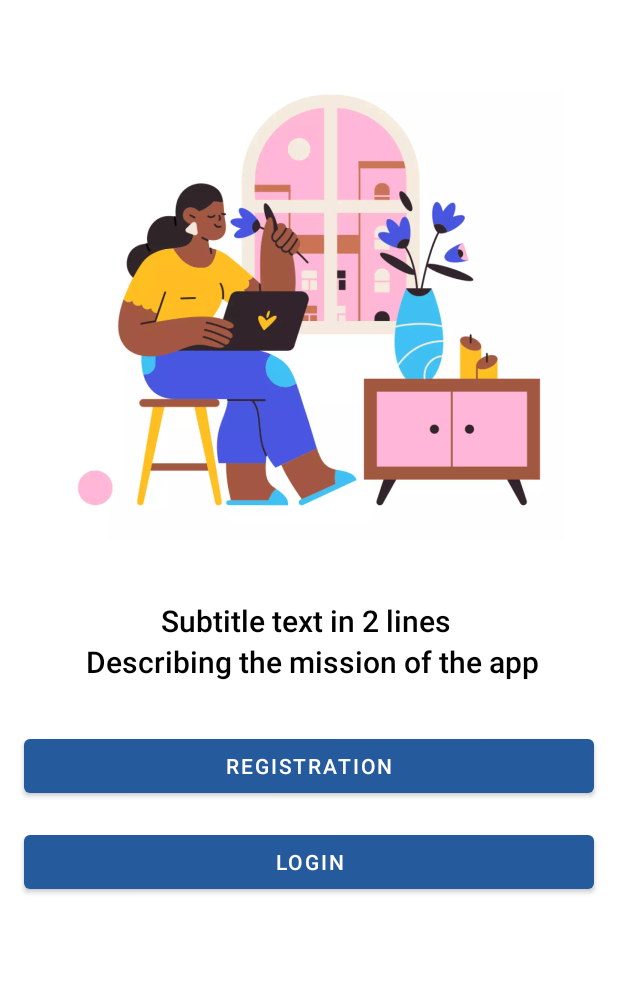
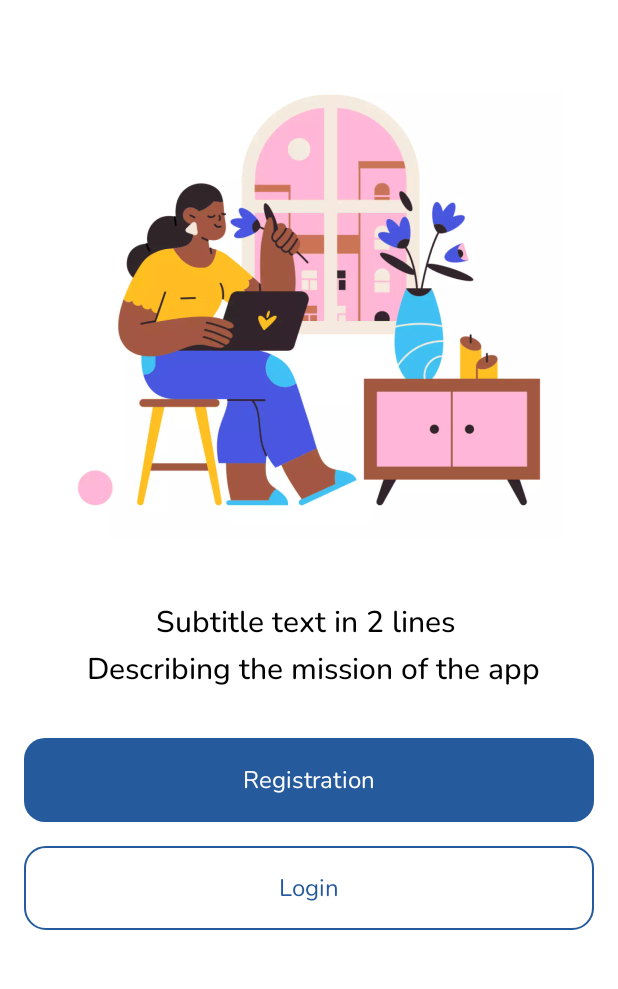
Before and after one commit to VolodymyrTabarkevych/longholder, an Android app: the screen it shows after launch (MainActivity), on a phone screen of 412 x 824 dp, the part 144-1133 px from its top. Run offline under Robolectric (Android 15) with nearby library versions, the phone set to English and light mode, and no system bars; our stand-ins replace Dagger/Hilt's generated code; libraries missing offline, so code that uses them is left out: by.kirich1409.viewbindingdelegate; 3 statements that could not run were skipped.

Commit message:
update welcome screen with new widgets and fonts

```diff
--- a/app/src/main/java/com/traday/longholder/presentation/welcome/WelcomeFragment.kt
+++ b/app/src/main/java/com/traday/longholder/presentation/welcome/WelcomeFragment.kt
@@ -2,24 +2,20 @@ package com.traday.longholder.presentation.welcome
 
 import android.os.Bundle
 import android.view.View
-import androidx.fragment.app.viewModels
 import by.kirich1409.viewbindingdelegate.viewBinding
 import com.traday.longholder.R
 import com.traday.longholder.databinding.FragmentWelcomeBinding
-import com.traday.longholder.presentation.base.BaseMVVMFragment
+import com.traday.longholder.presentation.base.BaseFragment
 
-class WelcomeFragment : BaseMVVMFragment<WelcomeViewModel, FragmentWelcomeBinding>(
+class WelcomeFragment : BaseFragment<FragmentWelcomeBinding>(
     R.layout.fragment_welcome
 ) {
 
     override val binding: FragmentWelcomeBinding by viewBinding(FragmentWelcomeBinding::bind)
 
-    override val viewModel: WelcomeViewModel by viewModels()
-
     override fun initView(inflatedView: View, args: Bundle?) {
     }
 
-    override fun initViewModel() {
-    }
+    override fun initViewModel() {}
 
 }
--- a/app/src/main/java/com/traday/longholder/presentation/welcome/WelcomeViewModel.kt
+++ /dev/null
@@ -1,6 +0,0 @@
-package com.traday.longholder.presentation.welcome
-
-import com.traday.longholder.presentation.base.BaseViewModel
-
-class WelcomeViewModel : BaseViewModel() {
-}
--- a/app/src/main/res/layout/fragment_welcome.xml
+++ b/app/src/main/res/layout/fragment_welcome.xml
@@ -1,5 +1,6 @@
 <?xml version="1.0" encoding="utf-8"?>
 <LinearLayout xmlns:android="http://schemas.android.com/apk/res/android"
+    xmlns:app="http://schemas.android.com/apk/res-auto"
     xmlns:tools="http://schemas.android.com/tools"
     android:layout_width="match_parent"
     android:layout_height="match_parent"
@@ -24,24 +25,25 @@
         android:layout_width="wrap_content"
         android:layout_height="wrap_content"
         android:layout_marginTop="@dimen/spacing_5"
-        android:fontFamily="sans-serif-medium"
+        android:fontFamily="@font/nunito_medium"
         android:gravity="center"
         android:lineSpacingExtra="@dimen/spacing_0_5"
         android:text="Subtitle text in 2 lines \n Describing the mission of the app"
         android:textColor="@color/black"
         android:textSize="@dimen/text.size.xx_medium" />
 
-    <Button
+    <com.traday.longholder.presentation.customviews.ProgressButton
         android:layout_width="match_parent"
         android:layout_height="wrap_content"
         android:layout_marginHorizontal="@dimen/spacing_2"
         android:layout_marginTop="@dimen/spacing_4"
-        android:text="@string/welcome_registration" />
+        app:progressButtonText="@string/welcome_registration" />
 
-    <Button
+    <com.traday.longholder.presentation.customviews.ProgressButton
         android:layout_width="match_parent"
         android:layout_height="wrap_content"
         android:layout_marginHorizontal="@dimen/spacing_2"
         android:layout_marginTop="@dimen/spacing_2"
-        android:text="@string/welcome_login" />
+        app:progressButtonText="@string/welcome_login"
+        app:progressButtonType="emptyWithBorder" />
 </LinearLayout>
```
